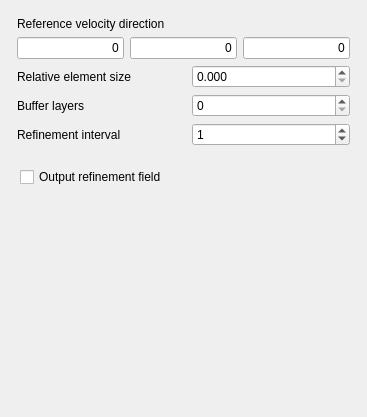
Old version of the form Gui/TaskPanelCfdDynamicMeshShockRefinement.ui in the repository jaheyns/CfdOF.
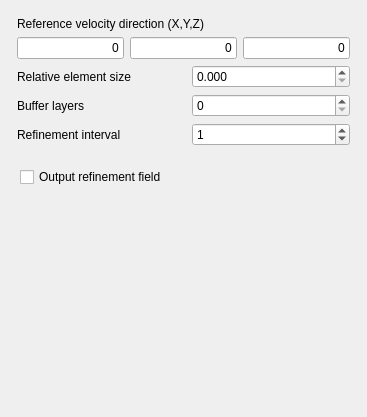
New version of the form. Custom widgets are drawn as their Qt base class.

Diff of the .ui file:
```diff
--- a/Gui/TaskPanelCfdDynamicMeshShockRefinement.ui
+++ b/Gui/TaskPanelCfdDynamicMeshShockRefinement.ui
@@ -96,7 +96,7 @@
          <string>Typically the far-field or input velocity (direction only)</string>
         </property>
         <property name="text">
-         <string>Reference velocity direction</string>
+         <string>Reference velocity direction (X,Y,Z)</string>
         </property>
        </widget>
       </item>
```
